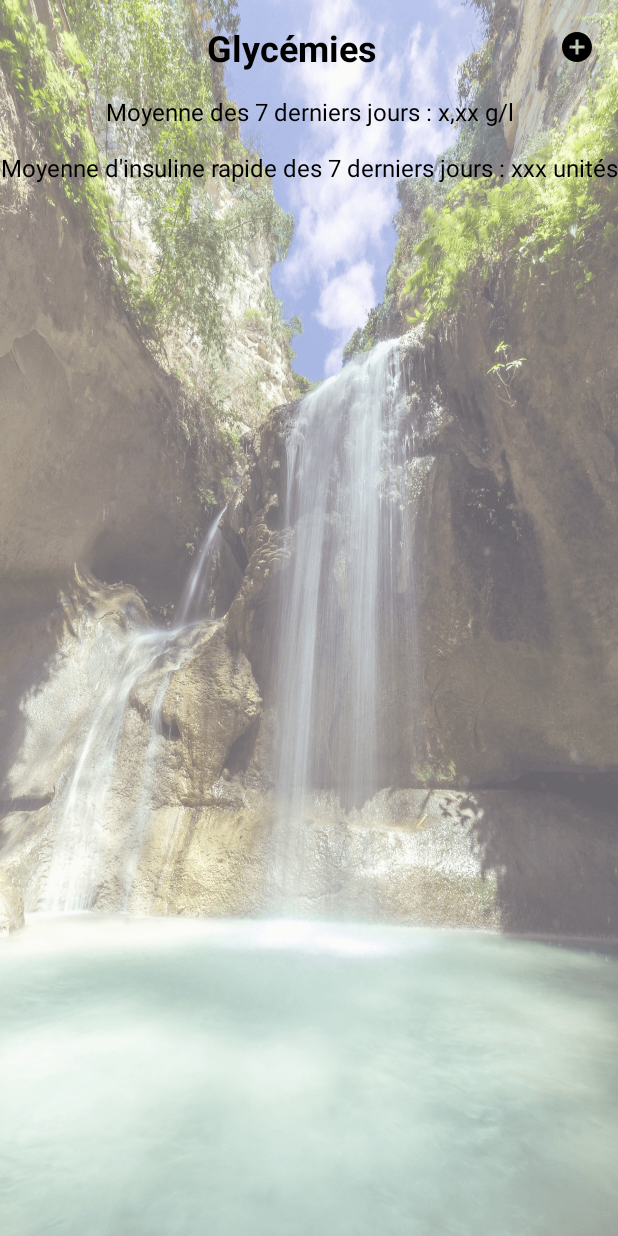
After one commit to frankx13/---Android---DiabetesMeganotes, an Android app: the MyGlycemiesActivity screen opened directly, with no data from a screen before it, on a phone screen of 412 x 824 dp. The commit adds this screen. Run offline under Robolectric (Android 15) with nearby library versions, the phone set to English and light mode, and no system bars; our stand-ins replace ButterKnife.

Commit message:
Implemented the date input algorithm to read inside the database

```diff
--- a/app/src/main/AndroidManifest.xml
+++ b/app/src/main/AndroidManifest.xml
@@ -9,7 +9,8 @@
         android:roundIcon="@mipmap/ic_launcher_round"
         android:supportsRtl="true"
         android:theme="@style/NoBarTheme">
-        <activity android:name=".DashboardActivity"></activity>
+        <activity android:name=".MyGlycemiesActivity"></activity>
+        <activity android:name=".DashboardActivity" />
         <activity android:name=".MainActivity">
             <intent-filter>
                 <action android:name="android.intent.action.MAIN" />
--- a/app/src/main/java/com/studio/neopanda/diabetesmeganotes/DatabaseHelper.java
+++ b/app/src/main/java/com/studio/neopanda/diabetesmeganotes/DatabaseHelper.java
@@ -5,43 +5,52 @@ import android.database.sqlite.SQLiteDatabase;
 import android.database.sqlite.SQLiteOpenHelper;
 
 public class DatabaseHelper extends SQLiteOpenHelper {
+    // If you change the database schema, you must increment the database version.
+    public static final int DATABASE_VERSION = 1;
+    public static final String DATABASE_NAME = "MeganotesReader.db";
     private static final String SQL_CREATE_ENTRIES_CREDENTIALS =
             "CREATE TABLE " + SQliteDatabase.Credentials.TABLE_NAME + " (" +
                     SQliteDatabase.Credentials._ID + " INTEGER PRIMARY KEY," +
                     SQliteDatabase.Credentials.COLUMN_NAME_PASSWORD + " TEXT," +
                     SQliteDatabase.Credentials.COLUMN_NAME_USERNAME + " TEXT)";
-
     private static final String SQL_DELETE_ENTRIES_CREDENTIALS =
             "DROP TABLE IF EXISTS " + SQliteDatabase.Credentials.TABLE_NAME;
-
     private static final String SQL_CREATE_ENTRIES_GLYCEMIES =
             "CREATE TABLE " + SQliteDatabase.Glycemies.TABLE_NAME + " (" +
                     SQliteDatabase.Glycemies._ID + " INTEGER PRIMARY KEY," +
                     SQliteDatabase.Glycemies.COLUMN_NAME_GLYCEMY + " DOUBLE," +
                     SQliteDatabase.Glycemies.COLUMN_NAME_EXTRA_INFOS + " TEXT," +
                     SQliteDatabase.Glycemies.COLUMN_NAME_DATE + " TEXT)";
-
     private static final String SQL_DELETE_ENTRIES_GLYCEMIES =
             "DROP TABLE IF EXISTS " + SQliteDatabase.Glycemies.TABLE_NAME;
-
-    // If you change the database schema, you must increment the database version.
-    public static final int DATABASE_VERSION = 1;
-    public static final String DATABASE_NAME = "MeganotesReader.db";
+    private static final String SQL_CREATE_ENTRIES_INSULIN =
+            "CREATE TABLE " + SQliteDatabase.InsulinUnits.TABLE_NAME + " (" +
+                    SQliteDatabase.InsulinUnits._ID + " INTEGER PRIMARY KEY," +
+                    SQliteDatabase.InsulinUnits.COLUMN_NAME_UNITS + " INTEGER," +
+                    SQliteDatabase.InsulinUnits.COLUMN_NAME_EXTRA_INFOS + " TEXT," +
+                    SQliteDatabase.InsulinUnits.COLUMN_NAME_DATE + " TEXT)";
+    private static final String SQL_DELETE_ENTRIES_INSULIN =
+            "DROP TABLE IF EXISTS " + SQliteDatabase.InsulinUnits.TABLE_NAME;
 
     public DatabaseHelper(Context context) {
         super(context, DATABASE_NAME, null, DATABASE_VERSION);
     }
+
     public void onCreate(SQLiteDatabase db) {
         db.execSQL(SQL_CREATE_ENTRIES_CREDENTIALS);
         db.execSQL(SQL_CREATE_ENTRIES_GLYCEMIES);
+        db.execSQL(SQL_CREATE_ENTRIES_INSULIN);
     }
+
     public void onUpgrade(SQLiteDatabase db, int oldVersion, int newVersion) {
         // This database is only a cache for online data, so its upgrade policy is
         // to simply to discard the data and start over
         db.execSQL(SQL_DELETE_ENTRIES_CREDENTIALS);
         db.execSQL(SQL_DELETE_ENTRIES_GLYCEMIES);
+        db.execSQL(SQL_DELETE_ENTRIES_INSULIN);
         onCreate(db);
     }
+
     public void onDowngrade(SQLiteDatabase db, int oldVersion, int newVersion) {
         onUpgrade(db, oldVersion, newVersion);
     }
--- /dev/null
+++ b/app/src/main/java/com/studio/neopanda/diabetesmeganotes/MyGlycemiesActivity.java
@@ -0,0 +1,155 @@
+package com.studio.neopanda.diabetesmeganotes;
+
+import androidx.appcompat.app.AppCompatActivity;
+
+import android.database.Cursor;
+import android.database.sqlite.SQLiteDatabase;
+import android.os.Bundle;
+import android.provider.BaseColumns;
+import android.util.Log;
+import android.widget.TextView;
+
+import java.util.ArrayList;
+import java.util.Date;
+import java.util.List;
+
+import butterknife.BindView;
+import butterknife.ButterKnife;
+
+public class MyGlycemiesActivity extends AppCompatActivity {
+
+    //UI
+    @BindView(R.id.seven_days_average_glycemy_TV)
+    TextView weekGlycemyAverage;
+    @BindView(R.id.seven_days_average_insulin_TV)
+    TextView weekInsulinAverage;
+
+    //DATA
+    DatabaseHelper dbHelper = new DatabaseHelper(this);
+    List itemIds;
+
+
+    @Override
+    protected void onCreate(Bundle savedInstanceState) {
+        super.onCreate(savedInstanceState);
+        setContentView(R.layout.activity_my_glycemies);
+
+        ButterKnife.bind(this);
+        itemIds = new ArrayList<>();
+        String sevenDaysAgoDate = calculateDateFromToday(7);
+    }
+
+    public String calculateDateFromToday(int daysFromToday){
+
+        long millis=System.currentTimeMillis();
+        java.sql.Date todayDate=new java.sql.Date(millis);
+        java.sql.Time nowTime = new java.sql.Time(millis);
+
+        String[] todayDateSplit = todayDate.toString().trim().split("-", 3);
+
+        int year = Integer.valueOf(todayDateSplit[0]);
+        int month = Integer.valueOf(todayDateSplit[1]);
+        int day = Integer.valueOf(todayDateSplit[2]);
+
+        int yearsToReach;
+        int monthsToReach;
+        int daysToReach;
+
+        int daysCounter = daysFromToday;
+        int monthsCounter = 0;
+        int yearsCounter = 0;
+
+        if (daysFromToday >= 365){
+            yearsCounter = daysFromToday / 365;
+            daysCounter = daysCounter - (365 * yearsCounter);
+            daysFromToday = daysFromToday - (365 * yearsCounter);
+        }
+        if (daysFromToday > 30){
+            monthsCounter = daysCounter / 30;
+            daysCounter = daysCounter - (30 * monthsCounter);
+        }
+
+        if (yearsCounter > 0){
+            yearsToReach = Integer.valueOf(year) - yearsCounter;
+        } else {
+            yearsToReach = year;
+        }
+        if (monthsCounter > 0){
+            monthsToReach = Integer.valueOf(month) - monthsCounter;
+            if (monthsToReach < 0){
+                monthsToReach = monthsToReach + 12;
+            }
+        } else {
+            monthsToReach = month;
+        }
+        if (daysCounter > 0){
+            daysToReach = day - daysCounter;
+            if (daysToReach < 0){
+                daysToReach = daysToReach + 30;
+            }
+        } else {
+            daysToReach = day;
+        }
+
+        String result;
+
+        if (monthsToReach < 10){
+            if (daysToReach < 10){
+                result = yearsToReach + "-" + 0 + monthsToReach + "-" + 0 + daysToReach;
+            } else {
+                result = yearsToReach + "-" + 0 + monthsToReach + "-" + daysToReach;
+            }
+        } else if (daysToReach < 10){
+            result = yearsToReach + "-" + monthsToReach + "-" + 0 + daysToReach;
+        } else {
+            result = yearsToReach + "-" + monthsToReach + "-" + daysToReach;
+        }
+
+        return result;
+    }
+
+    public void readAuthInDB(String date) {
+        SQLiteDatabase db = dbHelper.getReadableDatabase();
+        // Define a projection that specifies which columns from the database
+        // you will actually use after this query.
+        String[] projection = {
+                BaseColumns._ID,
+                SQliteDatabase.InsulinUnits.COLUMN_NAME_DATE,
+                SQliteDatabase.InsulinUnits.COLUMN_NAME_UNITS,
+                SQliteDatabase.InsulinUnits.COLUMN_NAME_EXTRA_INFOS
+        };
+
+        // Filter results WHERE "title" = 'My Title'
+        String selection = SQliteDatabase.InsulinUnits.COLUMN_NAME_DATE;
+        String[] selectionArgs = {date};
+
+        // How you want the results sorted in the resulting Cursor
+        String sortOrder =
+                SQliteDatabase.InsulinUnits.COLUMN_NAME_DATE + " DESC";
+
+        Cursor cursor = db.query(
+                SQliteDatabase.InsulinUnits.TABLE_NAME,   // The table to query
+                projection,             // The array of columns to return (pass null to get all)
+                selection,              // The columns for the WHERE clause
+                selectionArgs,          // The values for the WHERE clause
+                null,                   // don't group the rows
+                null,                   // don't filter by row groups
+                sortOrder               // The sort order
+        );
+
+        //This part is adding all valid results to the itemIds List
+//        List itemIds = new ArrayList<>();
+        while (cursor.moveToNext()) {
+            long itemId = cursor.getLong(
+                    cursor.getColumnIndexOrThrow(SQliteDatabase.Credentials._ID));
+            itemIds.add(itemId);
+        }
+        cursor.close();
+    }
+
+    @Override
+    protected void onDestroy() {
+        dbHelper.close();
+        super.onDestroy();
+    }
+}
--- /dev/null
+++ b/app/src/main/res/drawable/ic_add_circle_black_24dp.xml
@@ -0,0 +1,9 @@
+<vector xmlns:android="http://schemas.android.com/apk/res/android"
+        android:width="24dp"
+        android:height="24dp"
+        android:viewportWidth="24.0"
+        android:viewportHeight="24.0">
+    <path
+        android:fillColor="#FF000000"
+        android:pathData="M12,2C6.48,2 2,6.48 2,12s4.48,10 10,10 10,-4.48 10,-10S17.52,2 12,2zM17,13h-4v4h-2v-4L7,13v-2h4L11,7h2v4h4v2z"/>
+</vector>
--- /dev/null
+++ b/app/src/main/res/layout/activity_my_glycemies.xml
@@ -0,0 +1,53 @@
+<?xml version="1.0" encoding="utf-8"?>
+<RelativeLayout xmlns:android="http://schemas.android.com/apk/res/android"
+    xmlns:tools="http://schemas.android.com/tools"
+    android:layout_width="match_parent"
+    android:layout_height="match_parent"
+    tools:context=".MyGlycemiesActivity">
+
+    <View
+        android:layout_width="match_parent"
+        android:layout_height="match_parent"
+        android:alpha="0.6"
+        android:background="@drawable/ic_waterfall_reduced" />
+
+    <TextView
+        android:id="@+id/title_app_TV_glycemies"
+        android:layout_width="match_parent"
+        android:layout_height="wrap_content"
+        android:layout_margin="15dp"
+        android:text="@string/glycemies"
+        android:textAlignment="center"
+        android:drawableEnd="@drawable/ic_add_circle_black_24dp"
+        android:textColor="@android:color/black"
+        android:textSize="24sp"
+        android:textStyle="bold" />
+
+    <LinearLayout
+        android:id="@+id/week_container_glycemies"
+        android:layout_width="match_parent"
+        android:layout_height="wrap_content"
+        android:layout_below="@id/title_app_TV_glycemies"
+        android:orientation="vertical">
+
+        <TextView
+            android:id="@+id/seven_days_average_glycemy_TV"
+            android:layout_width="match_parent"
+            android:layout_height="wrap_content"
+            android:text="@string/seven_days_average"
+            android:textAlignment="center"
+            android:textColor="@android:color/black"
+            android:textSize="16sp"/>
+
+        <TextView
+            android:id="@+id/seven_days_average_insulin_TV"
+            android:layout_width="match_parent"
+            android:layout_height="wrap_content"
+            android:text="@string/insulin_average_seven_days"
+            android:textAlignment="center"
+            android:layout_marginTop="15dp"
+            android:textColor="@android:color/black"
+            android:textSize="16sp"/>
+
+    </LinearLayout>
+</RelativeLayout>
--- a/app/src/main/res/values/strings.xml
+++ b/app/src/main/res/values/strings.xml
@@ -11,13 +11,16 @@
     <string name="menu">MENU</string>
     <string name="stats_short">Stats rapides</string>
     <string name="notes">Notes</string>
-    <string name="stats_60d">60J : 1,74g/l</string>
-    <string name="stats_7d">7J : 1,51g/l</string>
-    <string name="stats_15d">15J : 1,59g/l</string>
-    <string name="stats_30d">30J : 1,65g/l</string>
+    <string name="stats_60d">60J : x,xx g/l</string>
+    <string name="stats_7d">7J : x,xx g/l</string>
+    <string name="stats_15d">15J : x,xx g/l</string>
+    <string name="stats_30d">30J : x,xx g/l</string>
     <string name="fast_note">Il faut que je fasses plus de sport du 5 au 15 décembre \n\nRDV endocrino le 8/12</string>
     <string name="my_objectives">Mes objectifs</string>
     <string name="my_glycemy_diary">Mes glycémies</string>
     <string name="good_to_know_part">Informations utiles</string>
     <string name="my_alerts">Mes alertes</string>
+    <string name="glycemies">Glycémies</string>
+    <string name="seven_days_average">Moyenne des 7 derniers jours : x,xx g/l</string>
+    <string name="insulin_average_seven_days">Moyenne d\'insuline rapide des 7 derniers jours : xxx unités</string>
 </resources>
```
Also changed, not shown: app/build.gradle (+8 -0 lines), app/src/main/java/com/studio/neopanda/diabetesmeganotes/DashboardActivity.java (+16 -0 lines), app/src/main/java/com/studio/neopanda/diabetesmeganotes/MainActivity.java (+139 -7 lines), app/src/main/java/com/studio/neopanda/diabetesmeganotes/SQliteDatabase.java (+7 -0 lines), app/src/main/res/layout/activity_dashboard.xml (+6 -6 lines), app/src/main/res/drawable/ic_waterfall_reduced.png (added).
